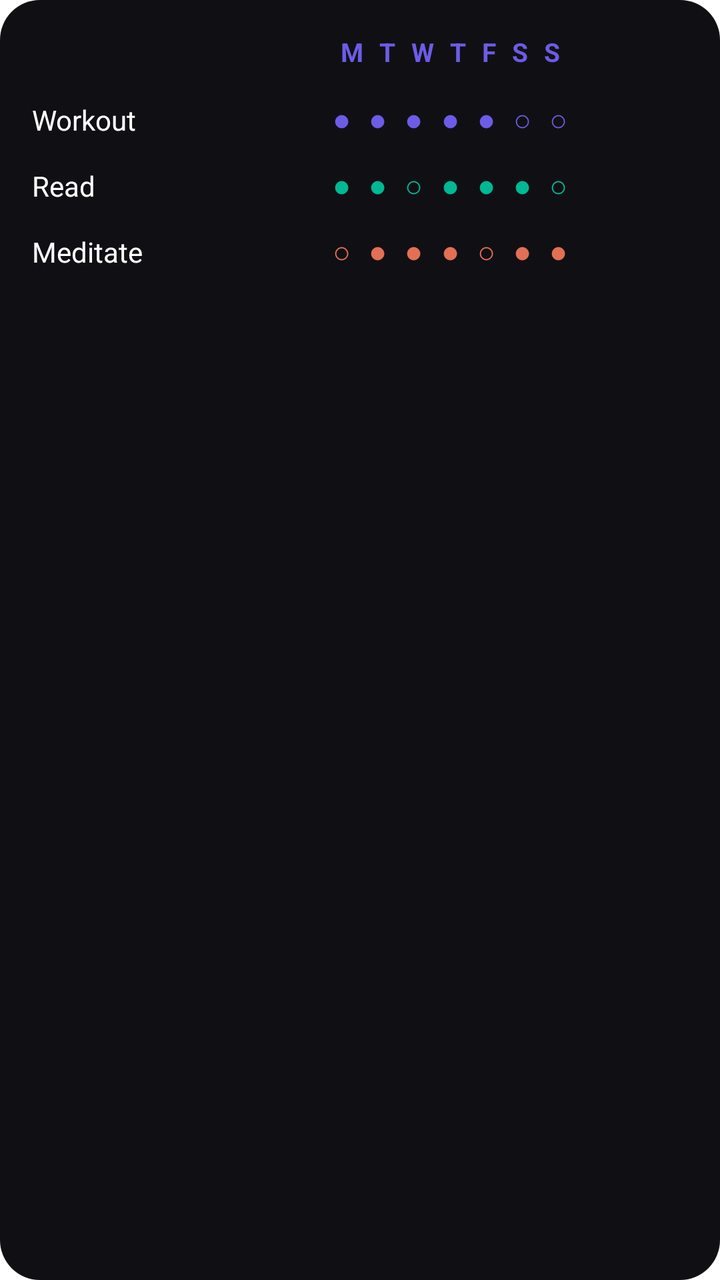
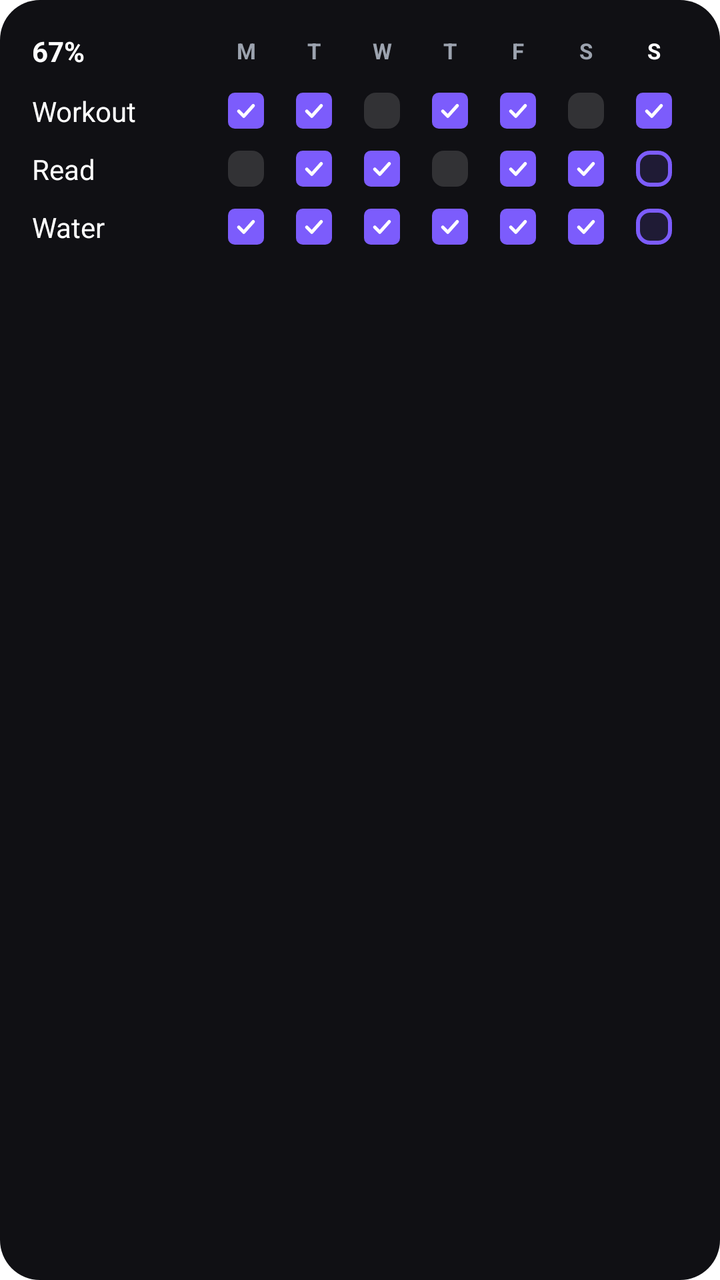

Two renders of the same Android screen: before a commit and after it. Below are the layout's source before the change and the commit's diff.
<!-- AndroidManifest.xml: fallback theme Theme.MaterialComponents.DayNight.NoActionBar -->
<!-- res/layout/widget_preview_habit.xml -->
<?xml version="1.0" encoding="utf-8"?>
<LinearLayout xmlns:android="http://schemas.android.com/apk/res/android"
    android:layout_width="match_parent"
    android:layout_height="match_parent"
    android:orientation="vertical"
    android:background="@drawable/widget_preview_bg"
    android:padding="16dp">

    <LinearLayout
        android:layout_width="match_parent"
        android:layout_height="wrap_content"
        android:orientation="horizontal"
        android:paddingBottom="8dp">

        <TextView
            android:layout_width="90dp"
            android:layout_height="wrap_content"
            android:text="" />

        <TextView
            android:layout_width="0dp"
            android:layout_height="wrap_content"
            android:layout_weight="1"
            android:gravity="center"
            android:letterSpacing="0.18"
            android:textColor="#6C5CE7"
            android:textSize="13sp"
            android:textStyle="bold"
            android:text="M T W T F S S" />
    </LinearLayout>

    <LinearLayout
        android:layout_width="match_parent"
        android:layout_height="wrap_content"
        android:orientation="horizontal"
        android:paddingTop="6dp"
        android:paddingBottom="6dp">

        <TextView
            android:layout_width="90dp"
            android:layout_height="wrap_content"
            android:textColor="#FFFFFF"
            android:textSize="14sp"
            android:text="Workout" />

        <TextView
            android:layout_width="0dp"
            android:layout_height="wrap_content"
            android:layout_weight="1"
            android:gravity="center"
            android:letterSpacing="0.18"
            android:textColor="#6C5CE7"
            android:textSize="15sp"
            android:text="● ● ● ● ● ○ ○" />
    </LinearLayout>

    <LinearLayout
        android:layout_width="match_parent"
        android:layout_height="wrap_content"
        android:orientation="horizontal"
        android:paddingTop="6dp"
        android:paddingBottom="6dp">

        <TextView
            android:layout_width="90dp"
            android:layout_height="wrap_content"
            android:textColor="#FFFFFF"
            android:textSize="14sp"
            android:text="Read" />

        <TextView
            android:layout_width="0dp"
            android:layout_height="wrap_content"
            android:layout_weight="1"
            android:gravity="center"
            android:letterSpacing="0.18"
            android:textColor="#00B894"
            android:textSize="15sp"
            android:text="● ● ○ ● ● ● ○" />
    </LinearLayout>

    <LinearLayout
        android:layout_width="match_parent"
        android:layout_height="wrap_content"
        android:orientation="horizontal"
        android:paddingTop="6dp">

        <TextView
            android:layout_width="90dp"
            android:layout_height="wrap_content"
            android:textColor="#FFFFFF"
            android:textSize="14sp"
            android:text="Meditate" />

        <TextView
            android:layout_width="0dp"
            android:layout_height="wrap_content"
            android:layout_weight="1"
            android:gravity="center"
            android:letterSpacing="0.18"
            android:textColor="#E17055"
            android:textSize="15sp"
            android:text="○ ● ● ● ○ ● ●" />
    </LinearLayout>
</LinearLayout>
<!-- resources referenced by this layout -->
<resources>
  <!-- drawable widget_preview_bg (drawable) -->
  <?xml version="1.0" encoding="utf-8"?>
  <shape xmlns:android="http://schemas.android.com/apk/res/android"
      android:shape="rectangle">
      <solid android:color="#101014" />
      <corners android:radius="20dp" />
  </shape>
</resources>

<!-- the commit's change to res/layout/widget_preview_habit.xml (unified diff, before → after) -->
@@ -2,104 +2,401 @@
 <LinearLayout xmlns:android="http://schemas.android.com/apk/res/android"
     android:layout_width="match_parent"
     android:layout_height="match_parent"
+    android:background="@drawable/widget_preview_bg"
     android:orientation="vertical"
-    android:background="@drawable/widget_preview_bg"
     android:padding="16dp">
 
     <LinearLayout
         android:layout_width="match_parent"
         android:layout_height="wrap_content"
+        android:gravity="center_vertical"
         android:orientation="horizontal"
-        android:paddingBottom="8dp">
+        android:paddingBottom="6dp">
 
         <TextView
             android:layout_width="90dp"
             android:layout_height="wrap_content"
-            android:text="" />
-
-        <TextView
+            android:textColor="#FFFFFF"
+            android:textSize="14sp"
+            android:textStyle="bold"
+            android:text="67%" />
+
+        <LinearLayout
             android:layout_width="0dp"
             android:layout_height="wrap_content"
             android:layout_weight="1"
-            android:gravity="center"
-            android:letterSpacing="0.18"
-            android:textColor="#6C5CE7"
-            android:textSize="13sp"
-            android:textStyle="bold"
-            android:text="M T W T F S S" />
+            android:orientation="horizontal">
+
+            <TextView
+                android:layout_width="0dp"
+                android:layout_height="wrap_content"
+                android:layout_weight="1"
+                android:gravity="center"
+                android:textColor="#9CA3AF"
+                android:textSize="11sp"
+                android:textStyle="bold"
+                android:text="M" />
+            <TextView
+                android:layout_width="0dp"
+                android:layout_height="wrap_content"
+                android:layout_weight="1"
+                android:gravity="center"
+                android:textColor="#9CA3AF"
+                android:textSize="11sp"
+                android:textStyle="bold"
+                android:text="T" />
+            <TextView
+                android:layout_width="0dp"
+                android:layout_height="wrap_content"
+                android:layout_weight="1"
+                android:gravity="center"
+                android:textColor="#9CA3AF"
+                android:textSize="11sp"
+                android:textStyle="bold"
+                android:text="W" />
+            <TextView
+                android:layout_width="0dp"
+                android:layout_height="wrap_content"
+                android:layout_weight="1"
+                android:gravity="center"
+                android:textColor="#9CA3AF"
+                android:textSize="11sp"
+                android:textStyle="bold"
+                android:text="T" />
+            <TextView
+                android:layout_width="0dp"
+                android:layout_height="wrap_content"
+                android:layout_weight="1"
+                android:gravity="center"
+                android:textColor="#9CA3AF"
+                android:textSize="11sp"
+                android:textStyle="bold"
+                android:text="F" />
+            <TextView
+                android:layout_width="0dp"
+                android:layout_height="wrap_content"
+                android:layout_weight="1"
+                android:gravity="center"
+                android:textColor="#9CA3AF"
+                android:textSize="11sp"
+                android:textStyle="bold"
+                android:text="S" />
+            <TextView
+                android:layout_width="0dp"
+                android:layout_height="wrap_content"
+                android:layout_weight="1"
+                android:gravity="center"
+                android:textColor="#FFFFFF"
+                android:textSize="11sp"
+                android:textStyle="bold"
+                android:text="S" />
+        </LinearLayout>
     </LinearLayout>
 
     <LinearLayout
         android:layout_width="match_parent"
         android:layout_height="wrap_content"
+        android:gravity="center_vertical"
         android:orientation="horizontal"
-        android:paddingTop="6dp"
-        android:paddingBottom="6dp">
+        android:paddingTop="5dp"
+        android:paddingBottom="5dp">
 
         <TextView
             android:layout_width="90dp"
             android:layout_height="wrap_content"
+            android:maxLines="1"
             android:textColor="#FFFFFF"
             android:textSize="14sp"
             android:text="Workout" />
 
-        <TextView
+        <LinearLayout
             android:layout_width="0dp"
             android:layout_height="wrap_content"
             android:layout_weight="1"
-            android:gravity="center"
-            android:letterSpacing="0.18"
-            android:textColor="#6C5CE7"
-            android:textSize="15sp"
-            android:text="● ● ● ● ● ○ ○" />
+            android:orientation="horizontal">
+
+            <FrameLayout
+                android:layout_width="0dp"
+                android:layout_height="wrap_content"
+                android:layout_weight="1">
+
+                <ImageView
+                    android:layout_width="18dp"
+                    android:layout_height="18dp"
+                    android:layout_gravity="center"
+                    android:src="@drawable/preview_dot_done" />
+            </FrameLayout>
+            <FrameLayout
+                android:layout_width="0dp"
+                android:layout_height="wrap_content"
+                android:layout_weight="1">
+
+                <ImageView
+                    android:layout_width="18dp"
+                    android:layout_height="18dp"
+                    android:layout_gravity="center"
+                    android:src="@drawable/preview_dot_done" />
+            </FrameLayout>
+            <FrameLayout
+                android:layout_width="0dp"
+                android:layout_height="wrap_content"
+                android:layout_weight="1">
+
+                <ImageView
+                    android:layout_width="18dp"
+                    android:layout_height="18dp"
+                    android:layout_gravity="center"
+                    android:src="@drawable/preview_dot_empty" />
+            </FrameLayout>
+            <FrameLayout
+                android:layout_width="0dp"
+                android:layout_height="wrap_content"
+                android:layout_weight="1">
+
+                <ImageView
+                    android:layout_width="18dp"
+                    android:layout_height="18dp"
+                    android:layout_gravity="center"
+                    android:src="@drawable/preview_dot_done" />
+            </FrameLayout>
+            <FrameLayout
+                android:layout_width="0dp"
+                android:layout_height="wrap_content"
+                android:layout_weight="1">
+
+                <ImageView
+                    android:layout_width="18dp"
+                    android:layout_height="18dp"
+                    android:layout_gravity="center"
+                    android:src="@drawable/preview_dot_done" />
+            </FrameLayout>
+            <FrameLayout
+                android:layout_width="0dp"
+                android:layout_height="wrap_content"
+                android:layout_weight="1">
+
+                <ImageView
+                    android:layout_width="18dp"
+                    android:layout_height="18dp"
+                    android:layout_gravity="center"
+                    android:src="@drawable/preview_dot_empty" />
+            </FrameLayout>
+            <FrameLayout
+                android:layout_width="0dp"
+                android:layout_height="wrap_content"
+                android:layout_weight="1">
+
+                <ImageView
+                    android:layout_width="18dp"
+                    android:layout_height="18dp"
+                    android:layout_gravity="center"
+                    android:src="@drawable/preview_dot_done" />
+            </FrameLayout>
+        </LinearLayout>
     </LinearLayout>
 
     <LinearLayout
         android:layout_width="match_parent"
         android:layout_height="wrap_content"
+        android:gravity="center_vertical"
         android:orientation="horizontal"
-        android:paddingTop="6dp"
-        android:paddingBottom="6dp">
+        android:paddingTop="5dp"
+        android:paddingBottom="5dp">
 
         <TextView
             android:layout_width="90dp"
             android:layout_height="wrap_content"
+            android:maxLines="1"
             android:textColor="#FFFFFF"
             android:textSize="14sp"
             android:text="Read" />
 
-        <TextView
+        <LinearLayout
             android:layout_width="0dp"
             android:layout_height="wrap_content"
             android:layout_weight="1"
-            android:gravity="center"
-            android:letterSpacing="0.18"
-            android:textColor="#00B894"
-            android:textSize="15sp"
-            android:text="● ● ○ ● ● ● ○" />
+            android:orientation="horizontal">
+
+            <FrameLayout
+                android:layout_width="0dp"
+                android:layout_height="wrap_content"
+                android:layout_weight="1">
+
+                <ImageView
+                    android:layout_width="18dp"
+                    android:layout_height="18dp"
+                    android:layout_gravity="center"
+                    android:src="@drawable/preview_dot_empty" />
+            </FrameLayout>
+            <FrameLayout
+                android:layout_width="0dp"
+                android:layout_height="wrap_content"
+                android:layout_weight="1">
+
+                <ImageView
+                    android:layout_width="18dp"
+                    android:layout_height="18dp"
+                    android:layout_gravity="center"
+                    android:src="@drawable/preview_dot_done" />
+            </FrameLayout>
+            <FrameLayout
+                android:layout_width="0dp"
+                android:layout_height="wrap_content"
+                android:layout_weight="1">
+
+                <ImageView
+                    android:layout_width="18dp"
+                    android:layout_height="18dp"
+                    android:layout_gravity="center"
+                    android:src="@drawable/preview_dot_done" />
+            </FrameLayout>
+            <FrameLayout
+                android:layout_width="0dp"
+                android:layout_height="wrap_content"
+                android:layout_weight="1">
+
+                <ImageView
+                    android:layout_width="18dp"
+                    android:layout_height="18dp"
+                    android:layout_gravity="center"
+                    android:src="@drawable/preview_dot_empty" />
+            </FrameLayout>
+            <FrameLayout
+                android:layout_width="0dp"
+                android:layout_height="wrap_content"
+                android:layout_weight="1">
+
+                <ImageView
+                    android:layout_width="18dp"
+                    android:layout_height="18dp"
+                    android:layout_gravity="center"
+                    android:src="@drawable/preview_dot_done" />
+            </FrameLayout>
+            <FrameLayout
+                android:layout_width="0dp"
+                android:layout_height="wrap_content"
+                android:layout_weight="1">
+
+                <ImageView
+                    android:layout_width="18dp"
+                    android:layout_height="18dp"
+                    android:layout_gravity="center"
+                    android:src="@drawable/preview_dot_done" />
+            </FrameLayout>
+            <FrameLayout
+                android:layout_width="0dp"
+                android:layout_height="wrap_content"
+                android:layout_weight="1">
+
+                <ImageView
+                    android:layout_width="18dp"
+                    android:layout_height="18dp"
+                    android:layout_gravity="center"
+                    android:src="@drawable/preview_dot_ring" />
+            </FrameLayout>
+        </LinearLayout>
     </LinearLayout>
 
     <LinearLayout
         android:layout_width="match_parent"
         android:layout_height="wrap_content"
+        android:gravity="center_vertical"
         android:orientation="horizontal"
-        android:paddingTop="6dp">
+        android:paddingTop="5dp"
+        android:paddingBottom="5dp">
 
         <TextView
             android:layout_width="90dp"
             android:layout_height="wrap_content"
+            android:maxLines="1"
             android:textColor="#FFFFFF"
             android:textSize="14sp"
-            android:text="Meditate" />
-
-        <TextView
+            android:text="Water" />
+
+        <LinearLayout
             android:layout_width="0dp"
             android:layout_height="wrap_content"
             android:layout_weight="1"
-            android:gravity="center"
-            android:letterSpacing="0.18"
-            android:textColor="#E17055"
-            android:textSize="15sp"
-            android:text="○ ● ● ● ○ ● ●" />
+            android:orientation="horizontal">
+
+            <FrameLayout
+                android:layout_width="0dp"
+                android:layout_height="wrap_content"
+                android:layout_weight="1">
+
+                <ImageView
+                    android:layout_width="18dp"
+                    android:layout_height="18dp"
+                    android:layout_gravity="center"
+                    android:src="@drawable/preview_dot_done" />
+            </FrameLayout>
+            <FrameLayout
+                android:layout_width="0dp"
+                android:layout_height="wrap_content"
+                android:layout_weight="1">
+
+                <ImageView
+                    android:layout_width="18dp"
+                    android:layout_height="18dp"
+                    android:layout_gravity="center"
+                    android:src="@drawable/preview_dot_done" />
+            </FrameLayout>
+            <FrameLayout
+                android:layout_width="0dp"
+                android:layout_height="wrap_content"
+                android:layout_weight="1">
+
+                <ImageView
+                    android:layout_width="18dp"
+                    android:layout_height="18dp"
+                    android:layout_gravity="center"
+                    android:src="@drawable/preview_dot_done" />
+            </FrameLayout>
+            <FrameLayout
+                android:layout_width="0dp"
+                android:layout_height="wrap_content"
+                android:layout_weight="1">
+
+                <ImageView
+                    android:layout_width="18dp"
+                    android:layout_height="18dp"
+                    android:layout_gravity="center"
+                    android:src="@drawable/preview_dot_done" />
+            </FrameLayout>
+            <FrameLayout
+                android:layout_width="0dp"
+                android:layout_height="wrap_content"
+                android:layout_weight="1">
+
+                <ImageView
+                    android:layout_width="18dp"
+                    android:layout_height="18dp"
+                    android:layout_gravity="center"
+                    android:src="@drawable/preview_dot_done" />
+            </FrameLayout>
+            <FrameLayout
+                android:layout_width="0dp"
+                android:layout_height="wrap_content"
+                android:layout_weight="1">
+
+                <ImageView
+                    android:layout_width="18dp"
+                    android:layout_height="18dp"
+                    android:layout_gravity="center"
+                    android:src="@drawable/preview_dot_done" />
+            </FrameLayout>
+            <FrameLayout
+                android:layout_width="0dp"
+                android:layout_height="wrap_content"
+                android:layout_weight="1">
+
+                <ImageView
+                    android:layout_width="18dp"
+                    android:layout_height="18dp"
+                    android:layout_gravity="center"
+                    android:src="@drawable/preview_dot_ring" />
+            </FrameLayout>
+        </LinearLayout>
     </LinearLayout>
+
 </LinearLayout>
<!-- resource entries referenced after the edit -->
@@ -1,5 +1,38 @@
 <!-- resources referenced by this layout -->
 <resources>
+  <!-- drawable preview_dot_done (drawable) -->
+  <?xml version="1.0" encoding="utf-8"?>
+  <layer-list xmlns:android="http://schemas.android.com/apk/res/android">
+      <item>
+          <shape android:shape="rectangle">
+              <corners android:radius="6dp" />
+              <solid android:color="#7C5CFC" />
+          </shape>
+      </item>
+      <item
+          android:bottom="4dp"
+          android:drawable="@drawable/ic_widget_check"
+          android:left="4dp"
+          android:right="4dp"
+          android:top="4dp" />
+  </layer-list>
+  <!-- drawable preview_dot_empty (drawable) -->
+  <?xml version="1.0" encoding="utf-8"?>
+  <shape xmlns:android="http://schemas.android.com/apk/res/android"
+      android:shape="rectangle">
+      <corners android:radius="6dp" />
+      <solid android:color="#24FFFFFF" />
+  </shape>
+  <!-- drawable preview_dot_ring (drawable) -->
+  <?xml version="1.0" encoding="utf-8"?>
+  <shape xmlns:android="http://schemas.android.com/apk/res/android"
+      android:shape="rectangle">
+      <corners android:radius="6dp" />
+      <solid android:color="#247C5CFC" />
+      <stroke
+          android:width="2dp"
+          android:color="#7C5CFC" />
+  </shape>
   <!-- drawable widget_preview_bg (drawable) -->
   <?xml version="1.0" encoding="utf-8"?>
   <shape xmlns:android="http://schemas.android.com/apk/res/android"
@@ -7,5 +40,19 @@
       <solid android:color="#101014" />
       <corners android:radius="20dp" />
   </shape>
+  <!-- drawable ic_widget_check (drawable) -->
+  <?xml version="1.0" encoding="utf-8"?>
+  <vector xmlns:android="http://schemas.android.com/apk/res/android"
+      android:width="24dp"
+      android:height="24dp"
+      android:viewportWidth="24"
+      android:viewportHeight="24">
+      <path
+          android:pathData="M5.5,12.5L10,17L18.5,7.5"
+          android:strokeWidth="3"
+          android:strokeColor="#FFFFFFFF"
+          android:strokeLineCap="round"
+          android:strokeLineJoin="round" />
+  </vector>
 </resources>
 
